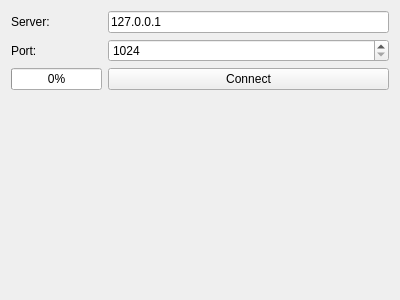
This is textshredder_gui/clientcontrolview.ui in mitchelkuijpers/TextShredder as Qt 5 draws it before an edit. The edited form follows.
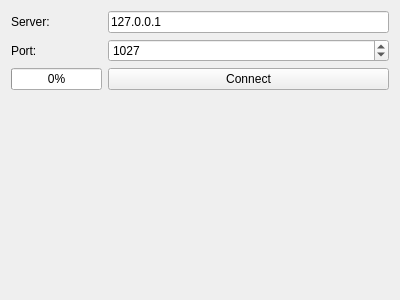
This is the edited form.

The edit to the form file:
```diff
--- a/textshredder_gui/clientcontrolview.ui
+++ b/textshredder_gui/clientcontrolview.ui
@@ -52,6 +52,9 @@
        <property name="maximum">
         <number>9999</number>
        </property>
+       <property name="value">
+        <number>1027</number>
+       </property>
       </widget>
      </item>
      <item row="2" column="0">
```
